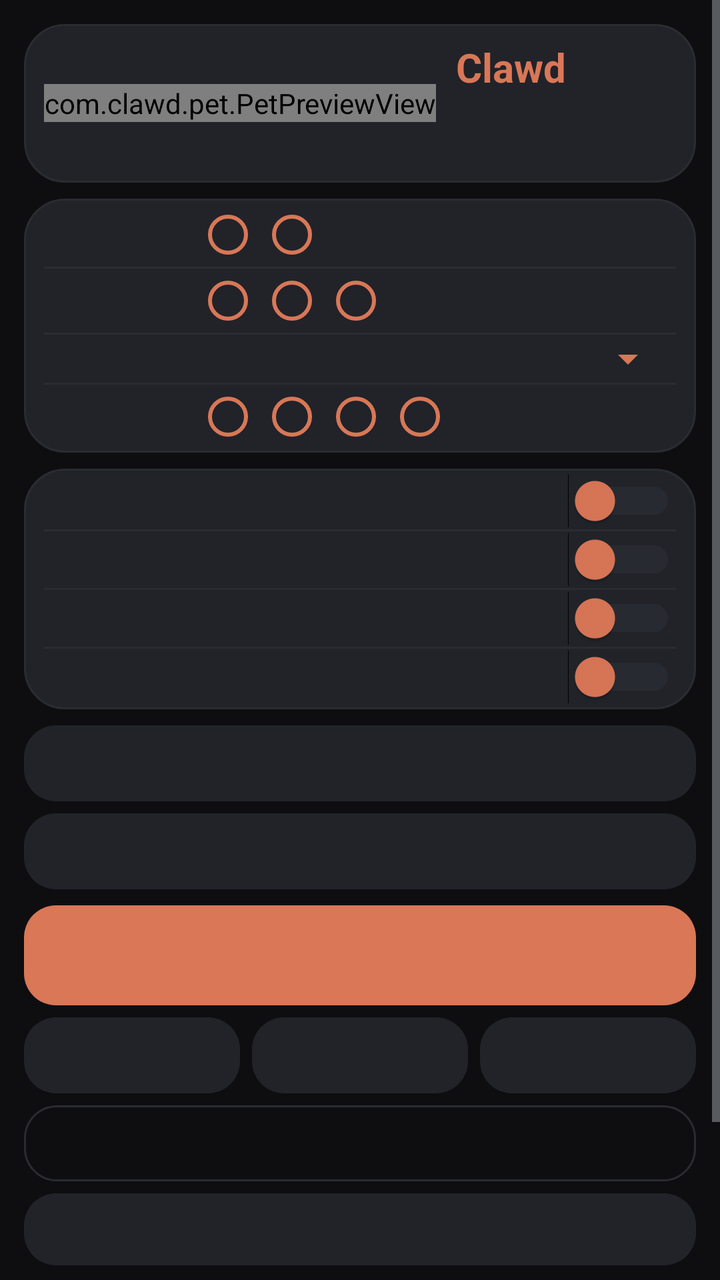
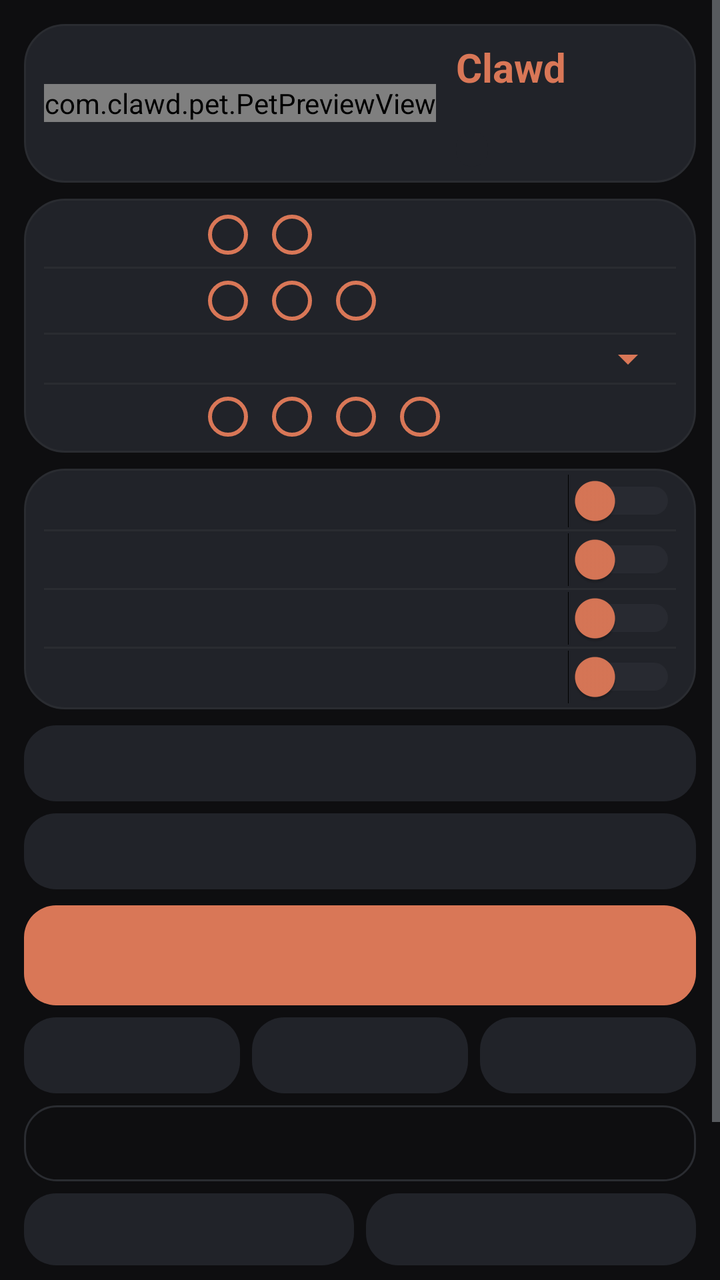

Two renders of the same Android screen: before a commit and after it. Below are the layout's source before the change and the commit's diff.
<!-- AndroidManifest.xml: application theme AppTheme -->
<!-- res/layout/activity_main.xml -->
<?xml version="1.0" encoding="utf-8"?>
<ScrollView xmlns:android="http://schemas.android.com/apk/res/android"
    android:layout_width="match_parent"
    android:layout_height="match_parent"
    android:background="@color/bg"
    android:fillViewport="true">

    <LinearLayout
        android:layout_width="match_parent"
        android:layout_height="wrap_content"
        android:orientation="vertical"
        android:paddingStart="12dp"
        android:paddingTop="12dp"
        android:paddingEnd="12dp"
        android:paddingBottom="16dp">

        
        <LinearLayout
            android:layout_width="match_parent"
            android:layout_height="wrap_content"
            android:layout_marginBottom="8dp"
            android:background="@drawable/card_bg"
            android:gravity="center_vertical"
            android:orientation="horizontal"
            android:paddingStart="10dp"
            android:paddingTop="8dp"
            android:paddingEnd="10dp"
            android:paddingBottom="8dp">

            <com.clawd.pet.PetPreviewView
                android:id="@+id/preview"
                android:layout_width="wrap_content"
                android:layout_height="wrap_content" />

            <LinearLayout
                android:layout_width="0dp"
                android:layout_height="wrap_content"
                android:layout_marginStart="10dp"
                android:layout_weight="1"
                android:orientation="vertical">

                <TextView
                    android:layout_width="wrap_content"
                    android:layout_height="wrap_content"
                    android:text="Clawd"
                    android:textColor="@color/accent"
                    android:textSize="20sp"
                    android:textStyle="bold" />

                <TextView
                    android:id="@+id/tvSubtitle"
                    android:layout_width="wrap_content"
                    android:layout_height="wrap_content"
                    android:layout_marginTop="1dp"
                    android:textColor="@color/muted"
                    android:textSize="10sp" />

                <TextView
                    android:id="@+id/tvStatus"
                    android:layout_width="wrap_content"
                    android:layout_height="wrap_content"
                    android:layout_marginTop="4dp"
                    android:background="@drawable/pill"
                    android:paddingStart="8dp"
                    android:paddingTop="2dp"
                    android:paddingEnd="8dp"
                    android:paddingBottom="2dp"
                    android:textColor="@color/muted"
                    android:textSize="10sp" />
            </LinearLayout>
        </LinearLayout>

        
        <LinearLayout
            android:layout_width="match_parent"
            android:layout_height="wrap_content"
            android:layout_marginBottom="8dp"
            android:background="@drawable/card_bg"
            android:orientation="vertical"
            android:paddingStart="10dp"
            android:paddingTop="2dp"
            android:paddingEnd="10dp"
            android:paddingBottom="2dp">

            <LinearLayout
                android:layout_width="match_parent"
                android:layout_height="wrap_content"
                android:gravity="center_vertical"
                android:orientation="horizontal">

                <TextView
                    android:id="@+id/tvLanguage"
                    android:layout_width="76dp"
                    android:layout_height="wrap_content"
                    android:letterSpacing="0.08"
                    android:textAllCaps="true"
                    android:textColor="@color/muted"
                    android:textSize="10sp" />

                <RadioGroup
                    android:id="@+id/rgLang"
                    android:layout_width="0dp"
                    android:layout_height="wrap_content"
                    android:layout_weight="1"
                    android:orientation="horizontal">

                    <RadioButton
                        android:id="@+id/rbRu"
                        android:layout_width="wrap_content"
                        android:layout_height="wrap_content"
                        android:buttonTint="@color/accent"
                        android:minWidth="0dp"
                        android:paddingTop="4dp"
                        android:paddingBottom="4dp"
                        android:textSize="11sp" />

                    <RadioButton
                        android:id="@+id/rbEn"
                        android:layout_width="wrap_content"
                        android:layout_height="wrap_content"
                        android:buttonTint="@color/accent"
                        android:minWidth="0dp"
                        android:paddingTop="4dp"
                        android:paddingBottom="4dp"
                        android:textSize="11sp" />
                </RadioGroup>
            </LinearLayout>

            <View
                android:layout_width="match_parent"
                android:layout_height="1dp"
                android:background="@color/line" />

            <LinearLayout
                android:layout_width="match_parent"
                android:layout_height="wrap_content"
                android:gravity="center_vertical"
                android:orientation="horizontal">

                <TextView
                    android:id="@+id/tvSize"
                    android:layout_width="76dp"
                    android:layout_height="wrap_content"
                    android:letterSpacing="0.08"
                    android:textAllCaps="true"
                    android:textColor="@color/muted"
                    android:textSize="10sp" />

                <RadioGroup
                    android:id="@+id/rgSize"
                    android:layout_width="0dp"
                    android:layout_height="wrap_content"
                    android:layout_weight="1"
                    android:orientation="horizontal">

                    <RadioButton
                        android:id="@+id/rbSize0"
                        android:layout_width="wrap_content"
                        android:layout_height="wrap_content"
                        android:buttonTint="@color/accent"
                        android:minWidth="0dp"
                        android:paddingTop="4dp"
                        android:paddingBottom="4dp"
                        android:textSize="11sp" />

                    <RadioButton
                        android:id="@+id/rbSize1"
                        android:layout_width="wrap_content"
                        android:layout_height="wrap_content"
                        android:buttonTint="@color/accent"
                        android:minWidth="0dp"
                        android:paddingTop="4dp"
                        android:paddingBottom="4dp"
                        android:textSize="11sp" />

                    <RadioButton
                        android:id="@+id/rbSize2"
                        android:layout_width="wrap_content"
                        android:layout_height="wrap_content"
                        android:buttonTint="@color/accent"
                        android:minWidth="0dp"
                        android:paddingTop="4dp"
                        android:paddingBottom="4dp"
                        android:textSize="11sp" />
                </RadioGroup>
            </LinearLayout>

            <View
                android:layout_width="match_parent"
                android:layout_height="1dp"
                android:background="@color/line" />

            <LinearLayout
                android:layout_width="match_parent"
                android:layout_height="wrap_content"
                android:gravity="center_vertical"
                android:orientation="horizontal">

                <TextView
                    android:id="@+id/tvColor"
                    android:layout_width="76dp"
                    android:layout_height="wrap_content"
                    android:letterSpacing="0.08"
                    android:textAllCaps="true"
                    android:textColor="@color/muted"
                    android:textSize="10sp" />

                <Spinner
                    android:id="@+id/spColor"
                    android:layout_width="0dp"
                    android:layout_height="wrap_content"
                    android:layout_weight="1"
                    android:backgroundTint="@color/accent" />
            </LinearLayout>

            <View
                android:layout_width="match_parent"
                android:layout_height="1dp"
                android:background="@color/line" />

            <LinearLayout
                android:layout_width="match_parent"
                android:layout_height="wrap_content"
                android:gravity="center_vertical"
                android:orientation="horizontal">

                <TextView
                    android:id="@+id/tvSleep"
                    android:layout_width="76dp"
                    android:layout_height="wrap_content"
                    android:letterSpacing="0.08"
                    android:textAllCaps="true"
                    android:textColor="@color/muted"
                    android:textSize="10sp" />

                <HorizontalScrollView
                    android:layout_width="0dp"
                    android:layout_height="wrap_content"
                    android:layout_weight="1"
                    android:scrollbars="none">

                    <RadioGroup
                        android:id="@+id/rgSleep"
                        android:layout_width="wrap_content"
                        android:layout_height="wrap_content"
                        android:orientation="horizontal">

                        <RadioButton
                            android:id="@+id/rbSleep1"
                            android:layout_width="wrap_content"
                            android:layout_height="wrap_content"
                            android:buttonTint="@color/accent"
                            android:minWidth="0dp"
                            android:paddingTop="4dp"
                            android:paddingBottom="4dp"
                            android:textSize="11sp" />

                        <RadioButton
                            android:id="@+id/rbSleep3"
                            android:layout_width="wrap_content"
                            android:layout_height="wrap_content"
                            android:buttonTint="@color/accent"
                            android:minWidth="0dp"
                            android:paddingTop="4dp"
                            android:paddingBottom="4dp"
                            android:textSize="11sp" />

                        <RadioButton
                            android:id="@+id/rbSleep10"
                            android:layout_width="wrap_content"
                            android:layout_height="wrap_content"
                            android:buttonTint="@color/accent"
                            android:minWidth="0dp"
                            android:paddingTop="4dp"
                            android:paddingBottom="4dp"
                            android:textSize="11sp" />

                        <RadioButton
                            android:id="@+id/rbSleepNever"
                            android:layout_width="wrap_content"
                            android:layout_height="wrap_content"
                            android:buttonTint="@color/accent"
                            android:minWidth="0dp"
                            android:paddingTop="4dp"
                            android:paddingBottom="4dp"
                            android:textSize="11sp" />
                    </RadioGroup>
                </HorizontalScrollView>
            </LinearLayout>
        </LinearLayout>

        
        <LinearLayout
            android:layout_width="match_parent"
            android:layout_height="wrap_content"
            android:layout_marginBottom="8dp"
            android:background="@drawable/card_bg"
            android:orientation="vertical"
            android:paddingStart="10dp"
            android:paddingTop="2dp"
            android:paddingEnd="10dp"
            android:paddingBottom="2dp">

            <Switch
                android:id="@+id/swWander"
                android:layout_width="match_parent"
                android:layout_height="wrap_content"
                android:paddingTop="6dp"
                android:paddingBottom="6dp"
                android:textSize="12sp"
                android:thumbTint="@color/accent"
                android:trackTint="@color/track" />

            <View
                android:layout_width="match_parent"
                android:layout_height="1dp"
                android:background="@color/line" />

            <Switch
                android:id="@+id/swPhrases"
                android:layout_width="match_parent"
                android:layout_height="wrap_content"
                android:paddingTop="6dp"
                android:paddingBottom="6dp"
                android:textSize="12sp"
                android:thumbTint="@color/accent"
                android:trackTint="@color/track" />

            <View
                android:layout_width="match_parent"
                android:layout_height="1dp"
                android:background="@color/line" />

            <Switch
                android:id="@+id/swGravity"
                android:layout_width="match_parent"
                android:layout_height="wrap_content"
                android:paddingTop="6dp"
                android:paddingBottom="6dp"
                android:textSize="12sp"
                android:thumbTint="@color/accent"
                android:trackTint="@color/track" />

            <View
                android:layout_width="match_parent"
                android:layout_height="1dp"
                android:background="@color/line" />

            <Switch
                android:id="@+id/swDance"
                android:layout_width="match_parent"
                android:layout_height="wrap_content"
                android:paddingTop="6dp"
                android:paddingBottom="6dp"
                android:textSize="12sp"
                android:thumbTint="@color/accent"
                android:trackTint="@color/track" />
        </LinearLayout>

        
        <Button
            android:id="@+id/btnOverlay"
            android:layout_width="match_parent"
            android:layout_height="38dp"
            android:layout_marginBottom="6dp"
            android:background="@drawable/ripple_soft"
            android:elevation="0dp"
            android:stateListAnimator="@null"
            android:textAllCaps="false"
            android:textColor="@color/text"
            android:textSize="11sp" />

        <Button
            android:id="@+id/btnBattery"
            android:layout_width="match_parent"
            android:layout_height="38dp"
            android:layout_marginBottom="8dp"
            android:background="@drawable/ripple_soft"
            android:elevation="0dp"
            android:stateListAnimator="@null"
            android:textAllCaps="false"
            android:textColor="@color/text"
            android:textSize="11sp" />

        
        <Button
            android:id="@+id/btnStart"
            android:layout_width="match_parent"
            android:layout_height="50dp"
            android:background="@drawable/ripple_accent"
            android:elevation="0dp"
            android:stateListAnimator="@null"
            android:textAllCaps="false"
            android:textColor="@color/on_accent"
            android:textSize="14sp"
            android:textStyle="bold" />

        
        <LinearLayout
            android:layout_width="match_parent"
            android:layout_height="wrap_content"
            android:layout_marginTop="6dp"
            android:orientation="horizontal">

            <Button
                android:id="@+id/btnHide"
                android:layout_width="0dp"
                android:layout_height="38dp"
                android:layout_weight="1"
                android:background="@drawable/ripple_soft"
                android:elevation="0dp"
                android:stateListAnimator="@null"
                android:textAllCaps="false"
                android:textColor="@color/text"
                android:textSize="11sp" />

            <Button
                android:id="@+id/btnResetPos"
                android:layout_width="0dp"
                android:layout_height="38dp"
                android:layout_marginStart="6dp"
                android:layout_weight="1"
                android:background="@drawable/ripple_soft"
                android:elevation="0dp"
                android:stateListAnimator="@null"
                android:textAllCaps="false"
                android:textColor="@color/text"
                android:textSize="11sp" />

            <Button
                android:id="@+id/btnTamagotchi"
                android:layout_width="0dp"
                android:layout_height="38dp"
                android:layout_marginStart="6dp"
                android:layout_weight="1"
                android:background="@drawable/ripple_soft"
                android:elevation="0dp"
                android:stateListAnimator="@null"
                android:textAllCaps="false"
                android:textColor="@color/text"
                android:textSize="11sp" />
        </LinearLayout>

        <Button
            android:id="@+id/btnStop"
            android:layout_width="match_parent"
            android:layout_height="38dp"
            android:layout_marginTop="6dp"
            android:background="@drawable/ripple_outline"
            android:elevation="0dp"
            android:stateListAnimator="@null"
            android:textAllCaps="false"
            android:textColor="@color/text"
            android:textSize="11sp" />

        <Button
            android:id="@+id/btnShare"
            android:layout_width="match_parent"
            android:layout_height="36dp"
            android:layout_marginTop="6dp"
            android:background="@drawable/ripple_soft"
            android:elevation="0dp"
            android:stateListAnimator="@null"
            android:textAllCaps="false"
            android:textColor="@color/muted"
            android:textSize="11sp" />

        <TextView
            android:id="@+id/tvHint"
            android:layout_width="match_parent"
            android:layout_height="wrap_content"
            android:layout_marginTop="12dp"
            android:lineSpacingExtra="2dp"
            android:textColor="@color/muted"
            android:textSize="10sp" />

        <TextView
            android:id="@+id/tvTips"
            android:layout_width="match_parent"
            android:layout_height="wrap_content"
            android:layout_marginTop="6dp"
            android:background="@drawable/card_bg"
            android:lineSpacingExtra="2dp"
            android:padding="8dp"
            android:textColor="@color/muted"
            android:textSize="10sp" />

        <TextView
            android:id="@+id/tvNoNet"
            android:layout_width="match_parent"
            android:layout_height="wrap_content"
            android:layout_marginTop="8dp"
            android:gravity="center"
            android:textColor="@color/muted"
            android:textSize="9sp" />
    </LinearLayout>
</ScrollView>
<!-- resources referenced by this layout -->
<resources>
  <color name="accent">#FFD97757</color>
  <color name="bg">#FF0E0E10</color>
  <color name="line">#FF2A2C31</color>
  <color name="muted">#FF9AA0A6</color>
  <color name="on_accent">#FF1A120E</color>
  <color name="text">#FFEDEDED</color>
  <color name="track">#FF3A3C42</color>
  <!-- drawable card_bg (drawable) -->
  <?xml version="1.0" encoding="utf-8"?>
  <shape xmlns:android="http://schemas.android.com/apk/res/android"
      android:shape="rectangle">
      <solid android:color="@color/btn_soft" />
      <corners android:radius="20dp" />
      <stroke
          android:width="1dp"
          android:color="@color/line" />
  </shape>
  <!-- drawable pill (drawable) -->
  <?xml version="1.0" encoding="utf-8"?>
  <shape xmlns:android="http://schemas.android.com/apk/res/android"
      android:shape="rectangle">
      <solid android:color="@color/btn_soft" />
      <corners android:radius="100dp" />
  </shape>
  <!-- drawable ripple_accent (drawable) -->
  <?xml version="1.0" encoding="utf-8"?>
  <ripple xmlns:android="http://schemas.android.com/apk/res/android"
      android:color="#33FFFFFF">
      <item>
          <shape android:shape="rectangle">
              <solid android:color="@color/accent" />
              <corners android:radius="16dp" />
          </shape>
      </item>
  </ripple>
  <!-- drawable ripple_outline (drawable) -->
  <?xml version="1.0" encoding="utf-8"?>
  <ripple xmlns:android="http://schemas.android.com/apk/res/android"
      android:color="#33FFFFFF">
      <item>
          <shape android:shape="rectangle">
              <solid android:color="#0017171C" />
              <stroke
                  android:width="1dp"
                  android:color="@color/line" />
              <corners android:radius="16dp" />
          </shape>
      </item>
  </ripple>
  <!-- drawable ripple_soft (drawable) -->
  <?xml version="1.0" encoding="utf-8"?>
  <ripple xmlns:android="http://schemas.android.com/apk/res/android"
      android:color="#33FFFFFF">
      <item>
          <shape android:shape="rectangle">
              <solid android:color="@color/btn_soft" />
              <corners android:radius="16dp" />
          </shape>
      </item>
  </ripple>
  <style name="AppTheme" parent="@android:style/Theme.Material.NoActionBar">
          <item name="android:windowBackground">@color/bg</item>
          <item name="android:colorBackground">@color/bg</item>
          <item name="android:colorAccent">@color/accent</item>
          <item name="android:colorPrimary">@color/accent</item>
          <item name="android:colorPrimaryDark">@color/bg</item>
          <item name="android:colorControlActivated">@color/accent</item>
          <item name="android:statusBarColor">@color/bg</item>
          <item name="android:navigationBarColor">@color/bg</item>
          <item name="android:windowLightStatusBar">false</item>
          <item name="android:windowLightNavigationBar">false</item>
          <item name="android:textColorPrimary">@color/text</item>
          <item name="android:textColorSecondary">@color/muted</item>
      </style>
  <color name="btn_soft">#FF212329</color>
</resources>

<!-- the commit's change to res/layout/activity_main.xml (unified diff, before → after) -->
@@ -453,17 +453,37 @@
             android:textColor="@color/text"
             android:textSize="11sp" />
 
-        <Button
-            android:id="@+id/btnShare"
-            android:layout_width="match_parent"
-            android:layout_height="36dp"
+        <LinearLayout
+            android:layout_width="match_parent"
+            android:layout_height="wrap_content"
             android:layout_marginTop="6dp"
-            android:background="@drawable/ripple_soft"
-            android:elevation="0dp"
-            android:stateListAnimator="@null"
-            android:textAllCaps="false"
-            android:textColor="@color/muted"
-            android:textSize="11sp" />
+            android:orientation="horizontal">
+
+            <Button
+                android:id="@+id/btnWallpaper"
+                android:layout_width="0dp"
+                android:layout_height="36dp"
+                android:layout_weight="1"
+                android:background="@drawable/ripple_soft"
+                android:elevation="0dp"
+                android:stateListAnimator="@null"
+                android:textAllCaps="false"
+                android:textColor="@color/muted"
+                android:textSize="11sp" />
+
+            <Button
+                android:id="@+id/btnShare"
+                android:layout_width="0dp"
+                android:layout_height="36dp"
+                android:layout_marginStart="6dp"
+                android:layout_weight="1"
+                android:background="@drawable/ripple_soft"
+                android:elevation="0dp"
+                android:stateListAnimator="@null"
+                android:textAllCaps="false"
+                android:textColor="@color/muted"
+                android:textSize="11sp" />
+        </LinearLayout>
 
         <TextView
             android:id="@+id/tvHint"
